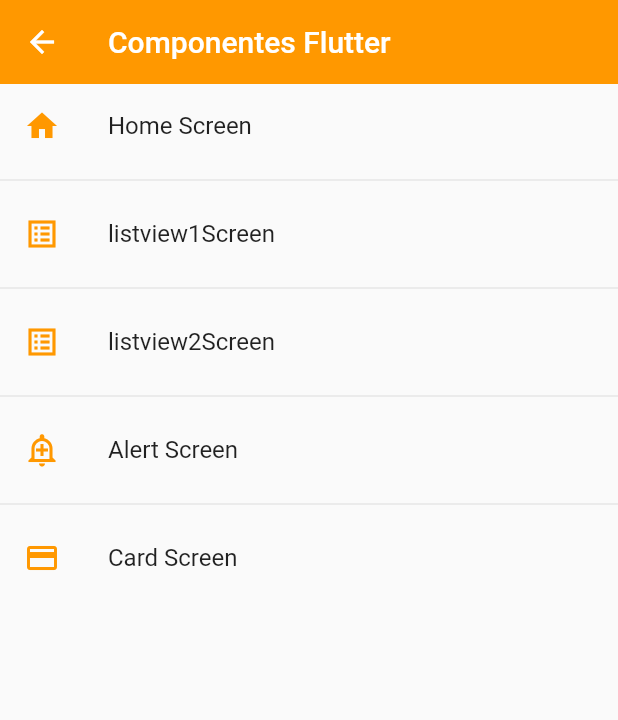
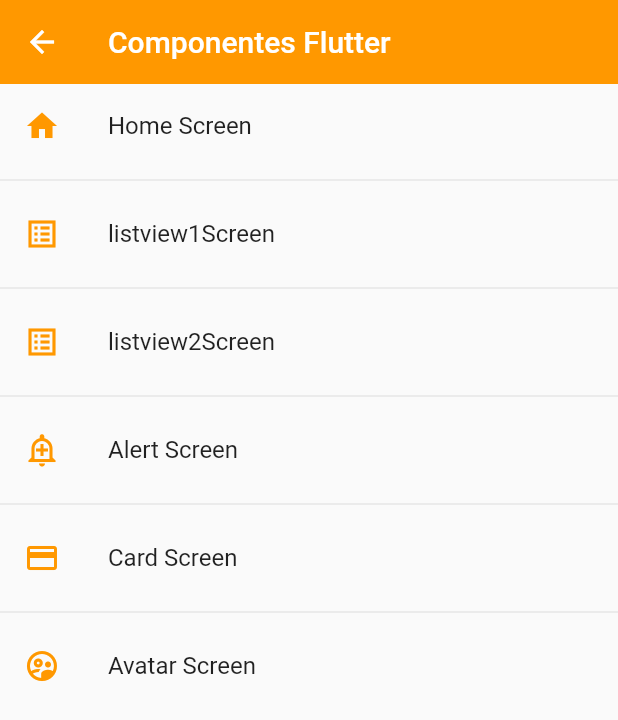
Before and after one commit to EdgarLS7/fltproject, a Flutter app: the screen it shows after launch, on a phone screen of 412 x 824 dp. Shown: the top 720 px of the screen. Run offline on Flutter 3.47's test engine with Material 2 defaults, Android fonts, the phone set to English and light mode, and no system bars.

Commit message:
84 ude circle avatar min 4

```diff
--- a/lib/router/app_routes.dart
+++ b/lib/router/app_routes.dart
@@ -14,6 +14,7 @@ class AppRoutes {
     MenuOption(route: '/listview2', name: 'listview2Screen', screen: const Listview2Screen(), icon: Icons.list_alt_sharp),
     MenuOption(route: '/alert', name: 'Alert Screen', screen: const AlertScreen(), icon: Icons.add_alert_outlined),
     MenuOption(route: '/card', name: 'Card Screen', screen: const CardScreen(), icon: Icons.credit_card),
+    MenuOption(route: '/avatar', name: 'Avatar Screen', screen: const AvatarScreen(), icon: Icons.supervised_user_circle_outlined),
   ];
 
   static Map<String, Widget Function(BuildContext)> getAppRoutes() {
--- a/lib/screens/screens.dart
+++ b/lib/screens/screens.dart
@@ -1,5 +1,6 @@
 
 export 'package:flt_project/screens/alert_screen.dart';
+export 'package:flt_project/screens/avatar_screen.dart';
 export 'package:flt_project/screens/card_screen.dart';
 export 'package:flt_project/screens/home_screen.dart';
 export 'package:flt_project/screens/listview1_screen.dart';
```
Also changed, not shown: lib/screens/avatar_screen.dart (added, +26 -0 lines).
